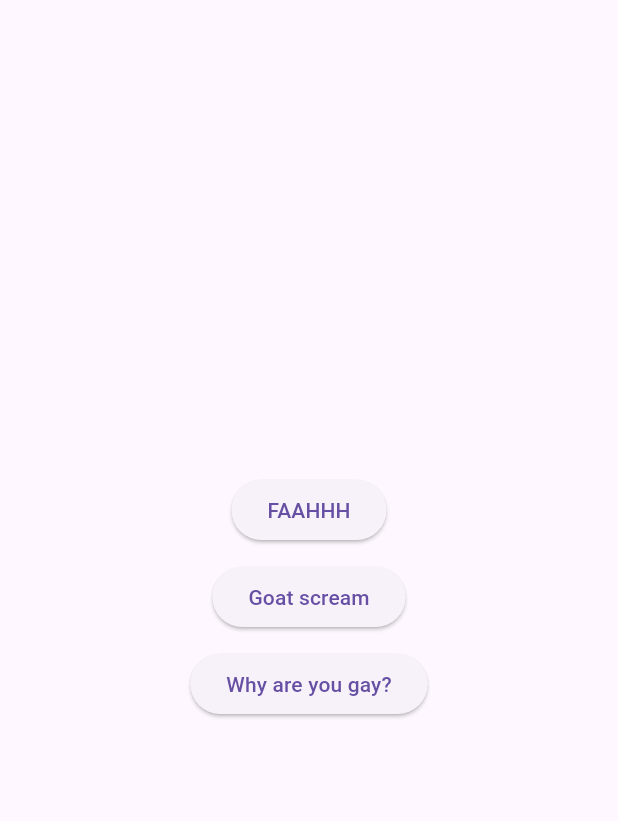
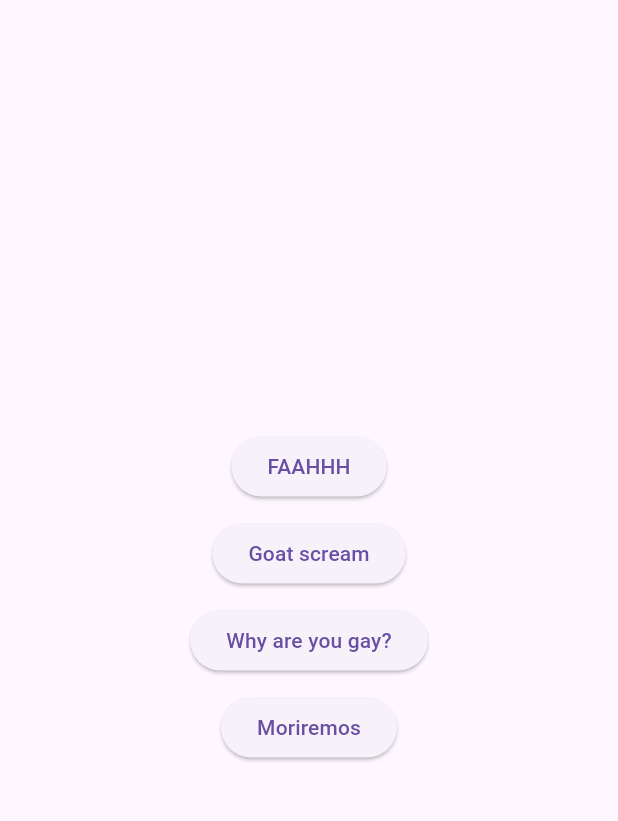
Before and after one commit to gp400/flutter_audio_player, a Flutter app: the screen it shows after launch, on a phone screen of 412 x 824 dp, the part 63-884 px from its top. Run offline on Flutter 3.47's test engine with Material 3 defaults, Android fonts, the phone set to English and light mode, and no system bars; our stand-ins replace just_audio.

Commit message:
Moriremos audio

```diff
--- a/lib/main.dart
+++ b/lib/main.dart
@@ -90,6 +90,14 @@ class _AudioPageState extends State<AudioPage> {
                         },
                         child: Text('Why are you gay?'),
                       ),
+                      SizedBox(height: 10),
+
+                      ElevatedButton(
+                        onPressed: () async {
+                          await playAudio('moriremos.wav');
+                        },
+                        child: Text('Moriremos'),
+                      ),
                     ],
                   ),
           );
```
Also changed, not shown: 1 other file.
